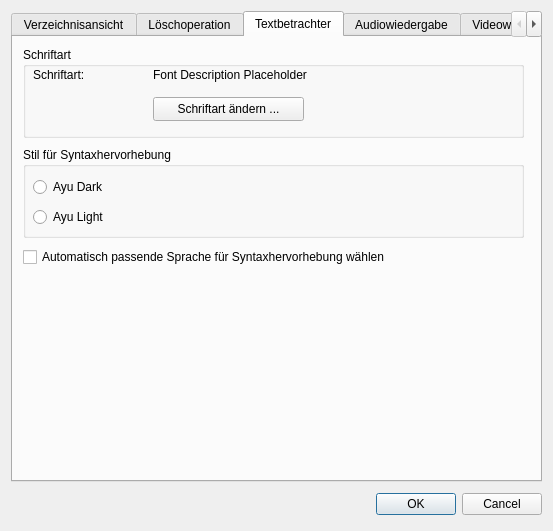
Old version of the form settingsdialog.ui in the repository striezel/qt-commander.
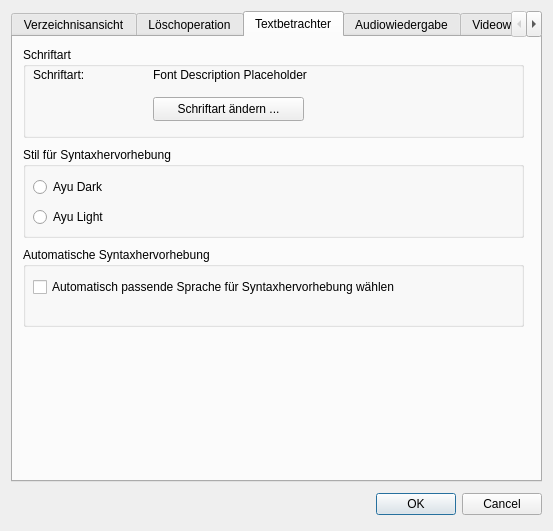
New version of the form. The open tabs and pages were chosen to show the change. Icons and pictures are not drawn.

Commit message:
improve settings dialog tab page for text viewer
The automatic syntax highlighting checkbox is now inside of a
group box, just like the other elements on that tab page.

```diff
--- a/settingsdialog.ui
+++ b/settingsdialog.ui
@@ -418,25 +418,6 @@
       <attribute name="title">
        <string>Textbetrachter</string>
       </attribute>
-      <widget class="QCheckBox" name="cbTextViewerAutoSelectLanguage">
-       <property name="geometry">
-        <rect>
-         <x>10</x>
-         <y>210</y>
-         <width>501</width>
-         <height>20</height>
-        </rect>
-       </property>
-       <property name="minimumSize">
-        <size>
-         <width>501</width>
-         <height>20</height>
-        </size>
-       </property>
-       <property name="text">
-        <string>Automatisch passende Sprache für Syntaxhervorhebung wählen</string>
-       </property>
-      </widget>
       <widget class="QGroupBox" name="groupBoxSyntaxHighlightingStyle">
        <property name="geometry">
         <rect>
@@ -570,6 +551,44 @@
         </property>
        </widget>
       </widget>
+      <widget class="QGroupBox" name="groupBoxAutomaticSyntaxHiglighting">
+       <property name="geometry">
+        <rect>
+         <x>10</x>
+         <y>210</y>
+         <width>501</width>
+         <height>80</height>
+        </rect>
+       </property>
+       <property name="minimumSize">
+        <size>
+         <width>501</width>
+         <height>80</height>
+        </size>
+       </property>
+       <property name="title">
+        <string>Automatische Syntaxhervorhebung</string>
+       </property>
+       <widget class="QCheckBox" name="cbTextViewerAutoSelectLanguage">
+        <property name="geometry">
+         <rect>
+          <x>10</x>
+          <y>30</y>
+          <width>481</width>
+          <height>20</height>
+         </rect>
+        </property>
+        <property name="minimumSize">
+         <size>
+          <width>481</width>
+          <height>20</height>
+         </size>
+        </property>
+        <property name="text">
+         <string>Automatisch passende Sprache für Syntaxhervorhebung wählen</string>
+        </property>
+       </widget>
+      </widget>
      </widget>
      <widget class="QWidget" name="tabAudioPlayer">
       <attribute name="icon">
```
